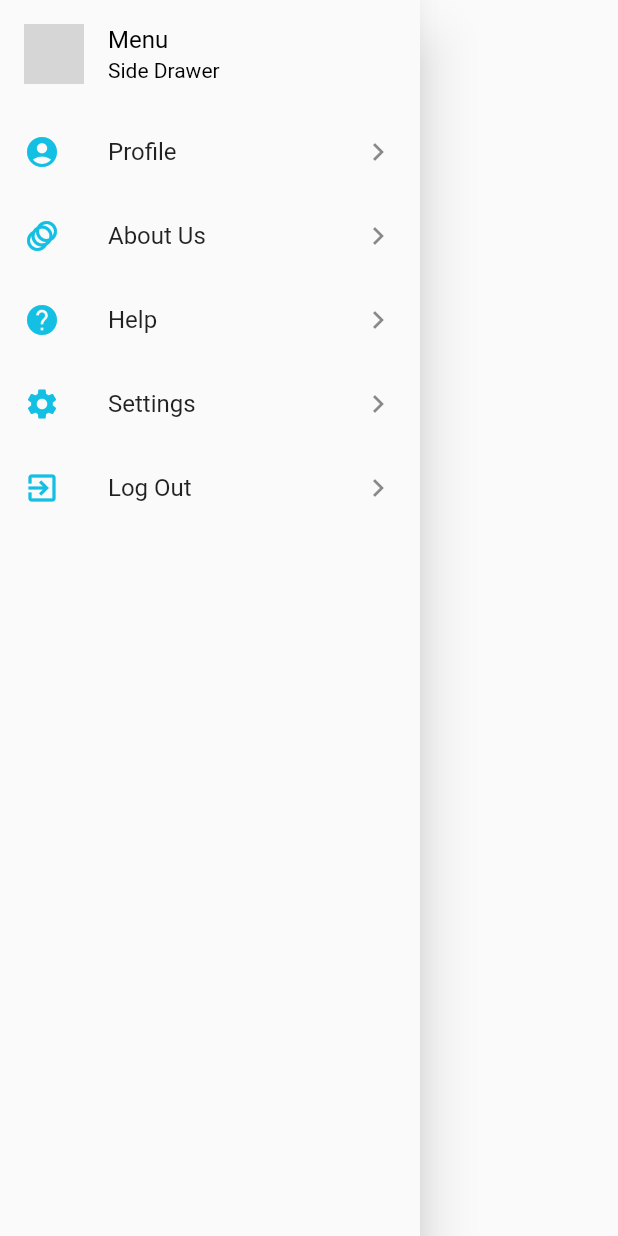
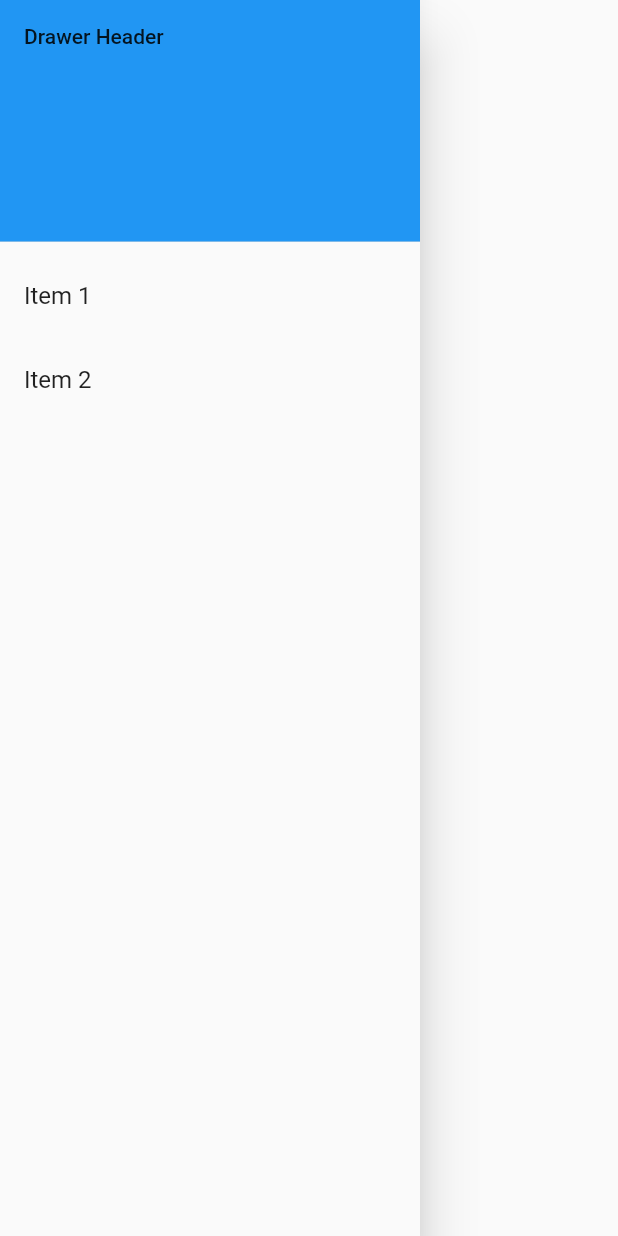
Before and after one commit to Renuka-Jain/flutter-Seminar, a Flutter app: the DrawerScreen widget shown alone on an empty page, opened directly, on a phone screen of 412 x 824 dp. Run offline on Flutter 3.47's test engine with Material 2 defaults, Android fonts, the phone set to English and light mode, and no system bars; network calls fail; grey boxes are pictures that could not be loaded.

Commit message:
sideDrawer view

```diff
--- a/flutter_front/lib/services/userServices.dart
+++ b/flutter_front/lib/services/userServices.dart
@@ -11,5 +11,6 @@ class UserServices{
       var json = response.body;
       return userFromJson(json);
     }
+    return null;
   }
 }
--- a/flutter_front/lib/views/home_page.dart
+++ b/flutter_front/lib/views/home_page.dart
@@ -1,6 +1,6 @@
 import 'package:flutter/material.dart';
 import 'package:flutter_front/services/userServices.dart';
-import 'package:flutter_front/widgets/nav_bar.dart';
+import 'package:flutter_front/widgets/drawer.dart';
 
 import '../models/user.dart';
 
@@ -40,6 +40,9 @@ class _HomePageState extends State<HomePage> {
       ),
       body: Visibility(
         visible: isLoaded,
+        replacement:const Center(
+          child: CircularProgressIndicator(),
+        ),
         child: ListView.builder(
           itemCount: users?.length,
           itemBuilder: (context, index) {
@@ -54,9 +57,6 @@ class _HomePageState extends State<HomePage> {
             );
           },
         ),
-        replacement:const Center(
-          child: CircularProgressIndicator(),
-        ),
       ),
     );
   }
--- /dev/null
+++ b/flutter_front/lib/widgets/drawer.dart
@@ -0,0 +1,43 @@
+
+import 'package:flutter/material.dart';
+
+class DrawerScreen extends StatelessWidget {
+  const DrawerScreen({Key? key}) : super(key: key);
+
+  @override
+  Widget build(BuildContext context) {
+    return SafeArea(
+      child: SizedBox(
+        width: 280,
+        child: Drawer(
+          child: ListView(
+    // Important: Remove any padding from the ListView.
+            padding: EdgeInsets.zero,
+            children: [
+              const DrawerHeader(
+                decoration: BoxDecoration(
+                  color: Colors.blue,
+                ),
+                child: Text('Drawer Header'),
+              ),
+              ListTile(
+                title: const Text('Item 1'),
+                onTap: () {
+                  // Update the state of the app.
+                  // ...
+                },
+              ),
+              ListTile(
+                title: const Text('Item 2'),
+                onTap: () {
+                  // Update the state of the app.
+                  // ...
+                },
+              ),
+            ],
+          ),
+        )
+      ),
+    );
+  }
+}
--- a/flutter_front/lib/widgets/nav_bar.dart
+++ /dev/null
@@ -1,117 +0,0 @@
-
-import 'package:flutter/material.dart';
-
-class DrawerScreen extends StatelessWidget {
-  const DrawerScreen({Key? key}) : super(key: key);
-
-  final List drawerMenuListname = const [
-    {
-      "leading": Icon(
-        Icons.account_circle,
-        color: Color(0xFF13C0E3),
-      ),
-      "title": "Profile",
-      "trailing": Icon(
-        Icons.chevron_right,
-      ),
-      "action_id": 1,
-    },
-    {
-      "leading": Icon(
-        Icons.animation_rounded,
-        color: Color(0xFF13C0E3),
-      ),
-      "title": "About Us",
-      "trailing": Icon(Icons.chevron_right),
-      "action_id": 2,
-    },
-    {
-      "leading": Icon(
-        Icons.help,
-        color: Color(0xFF13C0E3),
-      ),
-      "title": "Help",
-      "trailing": Icon(Icons.chevron_right),
-      "action_id": 3,
-    },
-    {
-      "leading": Icon(
-        Icons.settings,
-        color: Color(0xFF13C0E3),
-      ),
-      "title": "Settings",
-      "trailing": Icon(Icons.chevron_right),
-      "action_id": 4,
-    },
-    {
-      "leading": Icon(
-        Icons.exit_to_app,
-        color: Color(0xFF13C0E3),
-      ),
-      "title": "Log Out",
-      "trailing": Icon(Icons.chevron_right),
-      "action_id": 5,
-    },
-  ];
-
-  @override
-  Widget build(BuildContext context) {
-    return SafeArea(
-      child: SizedBox(
-        width: 280,
-        child: Drawer(
-          child: ListView(
-            children: [
-              const ListTile(
-                leading: CircleAvatar(
-                  backgroundImage: NetworkImage(
-                      "https://www.channelfutures.com/files/2019/10/Focus-877x432.jpg"),
-                ),
-                title: Text(
-                  "Menu",
-                  style: TextStyle(
-                    color: Colors.black,
-                  ),
-                ),
-                subtitle: Text(
-                  "Side Drawer",
-                  style: TextStyle(
-                    color: Colors.black,
-                  ),
-                ),
-              ),
-              const SizedBox(
-                height: 1,
-              ),
-              ...drawerMenuListname.map((sideMenuData) {
-                return ListTile(
-                  leading: sideMenuData['leading'],
-                  title: Text(
-                    sideMenuData['title'],
-                  ),
-                  trailing: sideMenuData['trailing'],
-                  onTap: () {
-                    // Navigator.pop(context);
-                    // if (sideMenuData['action_id'] == 1) {
-                    //   Navigator.of(context).push(
-                    //     MaterialPageRoute(
-                    //       builder: (context) => const ProfileScreen(),
-                    //     ),
-                    //   );
-                    // } else if (sideMenuData['action_id'] == 4) {
-                    //   Navigator.of(context).push(
-                    //     MaterialPageRoute(
-                    //       builder: (context) => const SettingScreen(),
-                    //     ),
-                    //   );
-                    // }
-                  },
-                );
-              }).toList(),
-            ],
-          ),
-        ),
-      ),
-    );
-  }
-}
```
